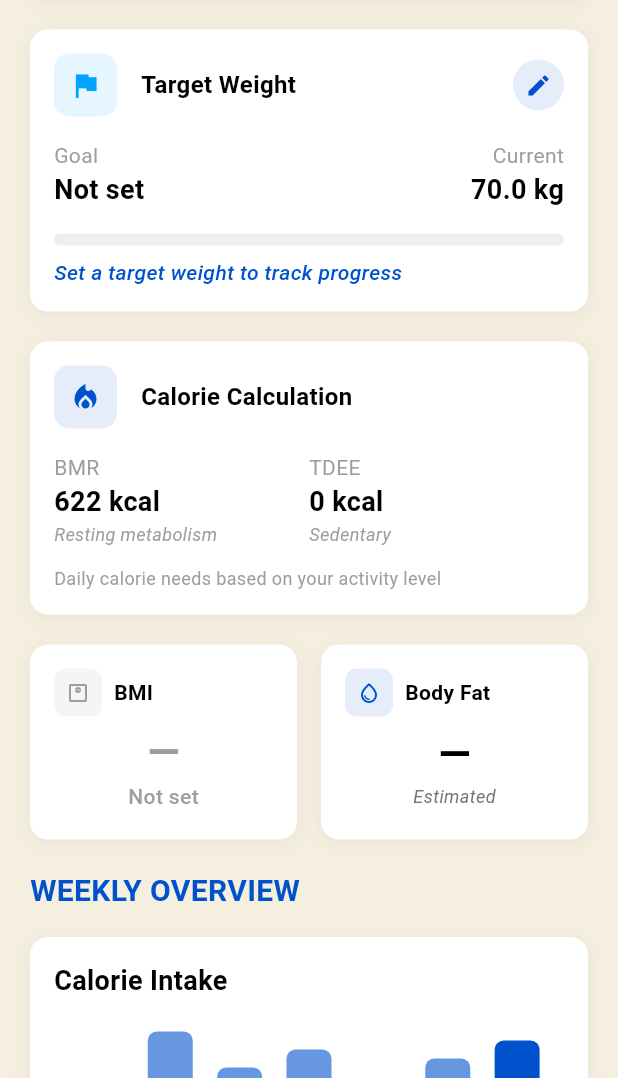
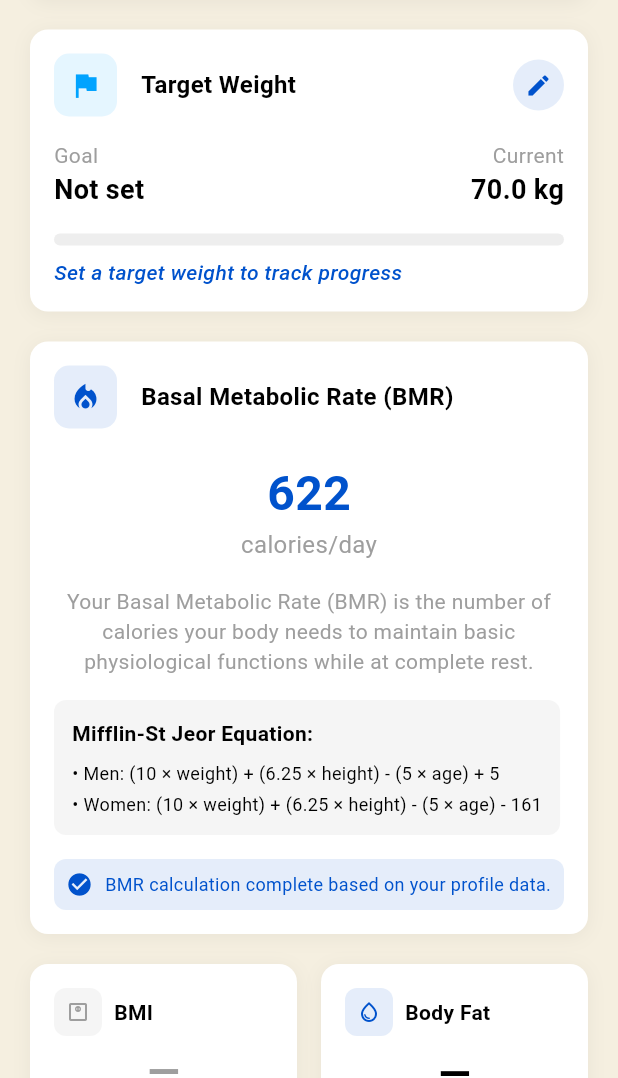
Before and after one commit to siho1117/food_cal_backup, a Flutter app: the ProgressScreen screen opened directly, on a phone screen of 412 x 824 dp, the part 158-1236 px from its top. Run offline on Flutter 3.47's test engine with Material 3 defaults, Android fonts, the phone set to English and light mode, and no system bars; our stand-ins replace curved_navigation_bar, shared_preferences; accounts and stored records are empty.

Commit message:
Updated settings screen and other changes

```diff
--- a/lib/data/models/user_profile.dart
+++ b/lib/data/models/user_profile.dart
@@ -72,6 +72,7 @@ class UserProfile {
 
   // Convert to map for storage
   Map<String, dynamic> toMap() {
+    print('Saving UserProfile with age: $age'); // Debug print
     return {
       'id': id,
       'name': name,
@@ -87,10 +88,25 @@ class UserProfile {
 
   // Create from map for retrieval
   factory UserProfile.fromMap(Map<String, dynamic> map) {
+    // Ensure proper type conversion for age
+    int? ageValue;
+    if (map['age'] != null) {
+      if (map['age'] is int) {
+        ageValue = map['age'] as int;
+      } else if (map['age'] is double) {
+        ageValue = (map['age'] as double).toInt();
+      } else if (map['age'] is String) {
+        ageValue = int.tryParse(map['age'] as String);
+      }
+    }
+
+    // Debug print
+    print('Loading UserProfile with age: $ageValue');
+
     return UserProfile(
       id: map['id'],
       name: map['name'],
-      age: map['age'],
+      age: ageValue,
       height: map['height'],
       isMetric: map['isMetric'] ?? true,
       gender: map['gender'],
--- a/lib/screens/progress_screen.dart
+++ b/lib/screens/progress_screen.dart
@@ -2,7 +2,7 @@ import 'package:flutter/material.dart';
 import '../widgets/weight_entry_dialog.dart';
 import '../widgets/target_weight_dialog.dart';
 import '../widgets/target_weight_widget.dart';
-import '../widgets/calorie_calculator_widget.dart';
+import '../widgets/bmr_calculator_widget.dart'; // Import the BMR widget
 import '../data/repositories/user_repository.dart';
 import '../data/models/weight_entry.dart';
 import '../data/models/user_profile.dart';
@@ -303,12 +303,10 @@ class _ProgressScreenState extends State<ProgressScreen> {
 
               const SizedBox(height: 20),
 
-              // BMR and TDEE Calculator Widget
-              CalorieCalculatorWidget(
+              // BMR Calculator Widget - Added the new widget here
+              BMRCalculatorWidget(
                 userProfile: _userProfile,
                 currentWeight: _currentWeight,
-                onTap:
-                    () {}, // No action needed as we're just displaying values
               ),
 
               const SizedBox(height: 20),
--- a/lib/screens/settings_screen.dart
+++ b/lib/screens/settings_screen.dart
@@ -158,10 +158,15 @@ class _SettingsScreenState extends State<SettingsScreen> {
       context: context,
       builder: (context) => DateOfBirthPickerDialog(
         initialDate: _userProfile?.birthDate,
-        onDateSelected: (selectedDate) async {
+        onDateSelected: (selectedDate, calculatedAge) async {
           if (_userProfile != null) {
-            final updatedProfile =
-                _userProfile!.copyWith(birthDate: selectedDate);
+            // Update profile with both birthDate and calculated age
+            final updatedProfile = _userProfile!.copyWith(
+              birthDate: selectedDate,
+              age: calculatedAge,
+            );
+
+            print('Saving age: $calculatedAge'); // Debug print
             await _userRepository.saveUserProfile(updatedProfile);
 
             setState(() {
--- /dev/null
+++ b/lib/widgets/bmr_calculator_widget.dart
@@ -0,0 +1,280 @@
+import 'package:flutter/material.dart';
+import '../config/theme.dart';
+import '../data/models/user_profile.dart';
+
+class BMRCalculatorWidget extends StatelessWidget {
+  final UserProfile? userProfile;
+  final double? currentWeight;
+
+  const BMRCalculatorWidget({
+    Key? key,
+    required this.userProfile,
+    required this.currentWeight,
+  }) : super(key: key);
+
+  /// Calculate BMR using Mifflin-St Jeor Equation
+  double? calculateBMR() {
+    // Check if all required data is available
+    if (userProfile == null ||
+        currentWeight == null ||
+        userProfile!.height == null ||
+        userProfile!.age == null ||
+        userProfile!.gender == null) {
+      return null;
+    }
+
+    final weight = currentWeight!; // in kg
+    final height = userProfile!.height!; // in cm
+    final age = userProfile!.age!;
+    final gender = userProfile!.gender;
+
+    // Gender-specific BMR calculation
+    if (gender == 'Male') {
+      return (10 * weight) + (6.25 * height) - (5 * age) + 5;
+    } else if (gender == 'Female') {
+      return (10 * weight) + (6.25 * height) - (5 * age) - 161;
+    }
+
+    // If gender is not specified or other, use an average of male and female values
+    final maleBMR = (10 * weight) + (6.25 * height) - (5 * age) + 5;
+    final femaleBMR = (10 * weight) + (6.25 * height) - (5 * age) - 161;
+    return (maleBMR + femaleBMR) / 2;
+  }
+
+  /// Check which data is missing for BMR calculation
+  List<String> getMissingData() {
+    final missingData = <String>[];
+
+    if (userProfile == null) {
+      missingData.add("Profile");
+      return missingData;
+    }
+
+    if (currentWeight == null) {
+      missingData.add("Weight");
+    }
+
+    if (userProfile!.height == null) {
+      missingData.add("Height");
+    }
+
+    if (userProfile!.age == null) {
+      missingData.add("Age");
+    }
+
+    if (userProfile!.gender == null) {
+      missingData.add("Gender");
+    }
+
+    return missingData;
+  }
+
+  @override
+  Widget build(BuildContext context) {
+    // Calculate BMR
+    final bmrValue = calculateBMR();
+    final missingData = getMissingData();
+
+    return Container(
+      padding: const EdgeInsets.all(16),
+      decoration: BoxDecoration(
+        color: Colors.white,
+        borderRadius: BorderRadius.circular(12),
+        boxShadow: [
+          BoxShadow(
+            color: Colors.black.withOpacity(0.05),
+            blurRadius: 10,
+            spreadRadius: 0,
+            offset: const Offset(0, 2),
+          ),
+        ],
+      ),
+      child: Column(
+        crossAxisAlignment: CrossAxisAlignment.start,
+        children: [
+          // Header with icon and title
+          Row(
+            children: [
+              Container(
+                padding: const EdgeInsets.all(10),
+                decoration: BoxDecoration(
+                  color: AppTheme.primaryBlue.withOpacity(0.1),
+                  borderRadius: BorderRadius.circular(10),
+                ),
+                child: const Icon(
+                  Icons.local_fire_department,
+                  color: AppTheme.primaryBlue,
+                  size: 22,
+                ),
+              ),
+              const SizedBox(width: 16),
+              const Text(
+                'Basal Metabolic Rate (BMR)',
+                style: TextStyle(
+                  fontSize: 16,
+                  fontWeight: FontWeight.bold,
+                ),
+              ),
+            ],
+          ),
+
+          const SizedBox(height: 20),
+
+          // BMR Value display
+          Center(
+            child: Column(
+              children: [
+                Text(
+                  bmrValue != null ? '${bmrValue.round()}' : 'Not available',
+                  style: TextStyle(
+                    fontSize: 32,
+                    fontWeight: FontWeight.bold,
+                    color:
+                        bmrValue != null ? AppTheme.primaryBlue : Colors.grey,
+                  ),
+                ),
+                const Text(
+                  'calories/day',
+                  style: TextStyle(
+                    fontSize: 16,
+                    color: Colors.grey,
+                  ),
+                ),
+              ],
+            ),
+          ),
+
+          const SizedBox(height: 16),
+
+          // If BMR is available, show explanation
+          if (bmrValue != null) ...[
+            const Text(
+              'Your Basal Metabolic Rate (BMR) is the number of calories your body needs to maintain basic physiological functions while at complete rest.',
+              style: TextStyle(
+                fontSize: 14,
+                color: Colors.grey,
+              ),
+              textAlign: TextAlign.center,
+            ),
+
+            const SizedBox(height: 16),
+
+            // Formula used
+            Container(
+              padding: const EdgeInsets.all(12),
+              decoration: BoxDecoration(
+                color: Colors.grey[100],
+                borderRadius: BorderRadius.circular(8),
+              ),
+              child: Column(
+                crossAxisAlignment: CrossAxisAlignment.start,
+                children: const [
+                  Text(
+                    'Mifflin-St Jeor Equation:',
+                    style: TextStyle(
+                      fontWeight: FontWeight.bold,
+                      fontSize: 14,
+                    ),
+                  ),
+                  SizedBox(height: 8),
+                  Text(
+                    '• Men: (10 × weight) + (6.25 × height) - (5 × age) + 5',
+                    style: TextStyle(fontSize: 12),
+                  ),
+                  SizedBox(height: 4),
+                  Text(
+                    '• Women: (10 × weight) + (6.25 × height) - (5 × age) - 161',
+                    style: TextStyle(fontSize: 12),
+                  ),
+                ],
+              ),
+            ),
+          ],
+
+          // If BMR is not available, show missing data message
+          if (bmrValue == null) ...[
+            Container(
+              padding: const EdgeInsets.all(12),
+              decoration: BoxDecoration(
+                color: Colors.orange.withOpacity(0.1),
+                borderRadius: BorderRadius.circular(8),
+              ),
+              child: Column(
+                crossAxisAlignment: CrossAxisAlignment.start,
+                children: [
+                  Row(
+                    children: const [
+                      Icon(
+                        Icons.info_outline,
+                        color: Colors.orange,
+                        size: 18,
+                      ),
+                      SizedBox(width: 8),
+                      Text(
+                        'Missing profile data',
+                        style: TextStyle(
+                          fontWeight: FontWeight.bold,
+                          fontSize: 14,
+                          color: Colors.orange,
+                        ),
+                      ),
+                    ],
+                  ),
+                  const SizedBox(height: 8),
+                  Text(
+                    'To calculate your BMR, please update your profile with: ${missingData.join(", ")}',
+                    style: const TextStyle(
+                      fontSize: 14,
+                      color: Colors.grey,
+                    ),
+                  ),
+                  const SizedBox(height: 8),
+                  const Text(
+                    'Go to Settings tab to complete your profile.',
+                    style: TextStyle(
+                      fontSize: 14,
+                      fontWeight: FontWeight.w500,
+                      color: Colors.grey,
+                    ),
+                  ),
+                ],
+              ),
+            ),
+          ],
+
+          if (bmrValue != null) ...[
+            const SizedBox(height: 16),
+
+            // Status message when BMR is calculated
+            Container(
+              padding: const EdgeInsets.all(8),
+              decoration: BoxDecoration(
+                color: AppTheme.primaryBlue.withOpacity(0.1),
+                borderRadius: BorderRadius.circular(8),
+              ),
+              child: Row(
+                children: const [
+                  Icon(
+                    Icons.check_circle,
+                    color: AppTheme.primaryBlue,
+                    size: 18,
+                  ),
+                  SizedBox(width: 8),
+                  Expanded(
+                    child: Text(
+                      'BMR calculation complete based on your profile data.',
+                      style: TextStyle(
+                        fontSize: 12,
+                        color: AppTheme.primaryBlue,
+                      ),
+                    ),
+                  ),
+                ],
+              ),
+            ),
+          ],
+        ],
+      ),
+    );
+  }
+}
```
Also changed, not shown: lib/widgets/calorie_calculator_widget.dart (+154 -2 lines), lib/widgets/settings/date_picker_dialog.dart (+13 -5 lines).
